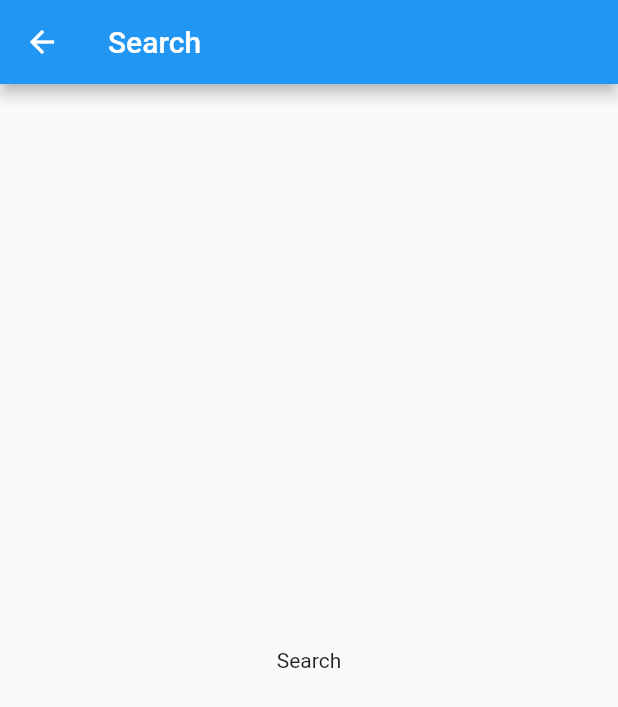
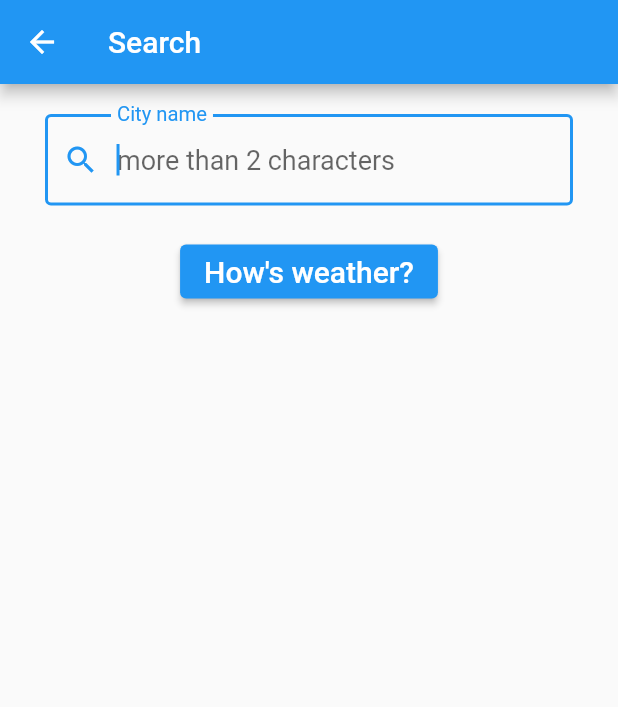
Before and after one commit to leegunsun/flutter, a Flutter app: the SearchPage screen opened directly, on a phone screen of 412 x 824 dp. Shown: the top 707 px of the screen. Run offline on Flutter 3.47's test engine with Material 2 defaults, Android fonts, the phone set to English and light mode, and no system bars; our stand-ins replace equatable, flutter_dotenv, state_notifier; missing offline and left inert: flutter_state_notifier.

Commit message:
Flutter weather

```diff
--- a/open_weather_provider/lib/models/weather.dart
+++ b/open_weather_provider/lib/models/weather.dart
@@ -29,8 +29,8 @@ class Weather extends Equatable {
       description: weather['description'],
       icon: weather['icon'],
       temp: main['temp'],
-      tempMin: main['tempMin'],
-      tempMax: main['tempMax'],
+      tempMin: main['temp_min'],
+      tempMax: main['temp_max'],
       name: '',
       country: '',
       lastUpdated: DateTime.now(),
@@ -49,7 +49,9 @@ class Weather extends Equatable {
       );
 
   @override
-  bool get stringify => true;
+  String toString() {
+    return 'Weather(description: $description, icon: $icon, temp: $temp, tempMin: $tempMin, tempMax: $tempMax, name: $name, country: $country, lastUpdated: $lastUpdated)';
+  }
 
   @override
   List<Object> get props {
--- a/open_weather_provider/lib/pages/search_page.dart
+++ b/open_weather_provider/lib/pages/search_page.dart
@@ -10,11 +10,65 @@ class SearchPage extends StatefulWidget {
 }
 
 class _SearchPageState extends State<SearchPage> {
+  final _formKey = GlobalKey<FormState>();
+  String? _city;
+  AutovalidateMode autovalidateMode = AutovalidateMode.disabled;
+
+  void _submit() {
+    setState(() {
+      autovalidateMode = AutovalidateMode.always;
+    });
+    final form = _formKey.currentState;
+    if (form != null && form.validate()) {
+      form.save();
+      Navigator.pop(context, _city!.trim());
+    }
+  }
+
   @override
   Widget build(BuildContext context) {
     return Scaffold(
       appBar: AppBar(title: const Text('Search')),
-      body: Center(child: Text('Search')),
+      body: Form(
+        key: _formKey,
+        autovalidateMode: autovalidateMode,
+        child: Column(children: [
+          const SizedBox(
+            height: 20,
+          ),
+          Padding(
+            padding: EdgeInsets.symmetric(horizontal: 30),
+            child: TextFormField(
+              autofocus: true,
+              style: TextStyle(fontSize: 18),
+              decoration: InputDecoration(
+                labelText: 'City name',
+                hintText: 'more than 2 characters',
+                prefixIcon: Icon(Icons.search),
+                border: OutlineInputBorder(),
+              ),
+              validator: (String? input) {
+                if (input == null || input.trim().length < 2) {
+                  return 'City name must be at least 2 characters long';
+                }
+                return null;
+              },
+              onSaved: (String? input) {
+                _city = input;
+              },
+            ),
+          ),
+          const SizedBox(
+            height: 20,
+          ),
+          ElevatedButton(
+              onPressed: _submit,
+              child: const Text(
+                "How's weather?",
+                style: TextStyle(fontSize: 20),
+              ))
+        ]),
+      ),
     );
   }
 }
--- /dev/null
+++ b/open_weather_provider/lib/providers/providers.dart
@@ -0,0 +1 @@
+export 'weather/weather_provider.dart';
--- /dev/null
+++ b/open_weather_provider/lib/providers/weather/weather_provider.dart
@@ -0,0 +1,37 @@
+// ignore_for_file: public_member_api_docs, sort_constructors_first
+import 'package:equatable/equatable.dart';
+import 'package:flutter/cupertino.dart';
+import 'package:open_weather_provider/models/custom_error.dart';
+import 'package:open_weather_provider/models/weather.dart';
+import 'package:open_weather_provider/repositories/weather_repository.dart';
+
+part 'weather_state.dart';
+
+class WeatherProvider with ChangeNotifier {
+  WeatherState _state = WeatherState.initial();
+  WeatherState get state => _state;
+
+  final WeatherRepository weatherRepository;
+  WeatherProvider({
+    required this.weatherRepository,
+  });
+
+  Future<void> fetchWeather(String city) async {
+    _state = _state.copyWith(status: WeatherStatus.loaded);
+    notifyListeners();
+
+    try {
+      final Weather weather = await weatherRepository.fetchWeather(city);
+      _state = _state.copyWith(
+        status: WeatherStatus.loaded,
+        weather: weather,
+      );
+      print('state: $_state');
+      notifyListeners();
+    } on CustomError catch (e) {
+      _state = _state.copyWith(status: WeatherStatus.error, error: e);
+      print('state: $_state');
+      notifyListeners();
+    }
+  }
+}
--- /dev/null
+++ b/open_weather_provider/lib/providers/weather/weather_state.dart
@@ -0,0 +1,46 @@
+part of 'weather_provider.dart';
+
+enum WeatherStatus {
+  initial,
+  loading,
+  loaded,
+  error,
+}
+
+class WeatherState extends Equatable {
+  final WeatherStatus status;
+  final Weather weather;
+  final CustomError error;
+  const WeatherState({
+    required this.status,
+    required this.weather,
+    required this.error,
+  });
+
+  factory WeatherState.initial() {
+    return WeatherState(
+      status: WeatherStatus.initial,
+      weather: Weather.initial(),
+      error: CustomError(),
+    );
+  }
+
+  @override
+  List<Object> get props => [status, weather, error];
+
+  @override
+  String toString() =>
+      'WeatherState(status: $status, weather: $weather, error: $error)';
+
+  WeatherState copyWith({
+    WeatherStatus? status,
+    Weather? weather,
+    CustomError? error,
+  }) {
+    return WeatherState(
+      status: status ?? this.status,
+      weather: weather ?? this.weather,
+      error: error ?? this.error,
+    );
+  }
+}
--- a/open_weather_provider/lib/repositories/weather_repository.dart
+++ b/open_weather_provider/lib/repositories/weather_repository.dart
@@ -23,8 +23,6 @@ class WeatherRepository {
       final Weather weather = tempWeather.copyWith(
           name: directGeocoding.name, country: directGeocoding.country);
 
-      print('weather: $weather');
-
       return weather;
     } on WeatherException catch (e) {
       throw CustomError(errMsg: e.message);
```
Also changed, not shown: open_weather_provider/lib/main.dart (+26 -5 lines), open_weather_provider/lib/pages/home_page.dart (+74 -7 lines).
